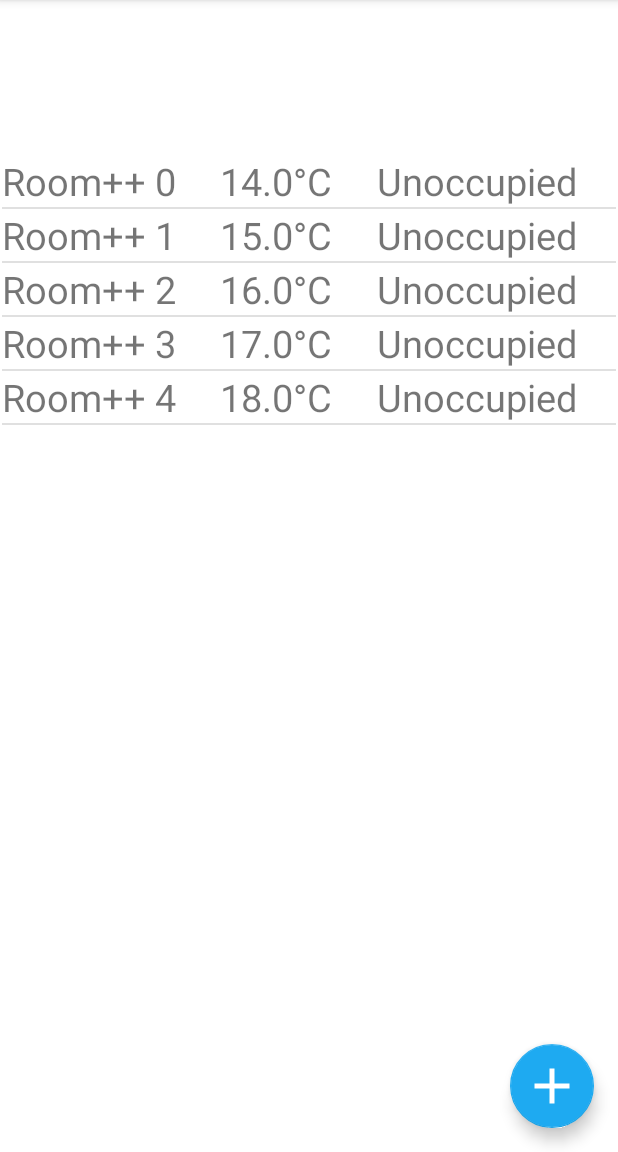
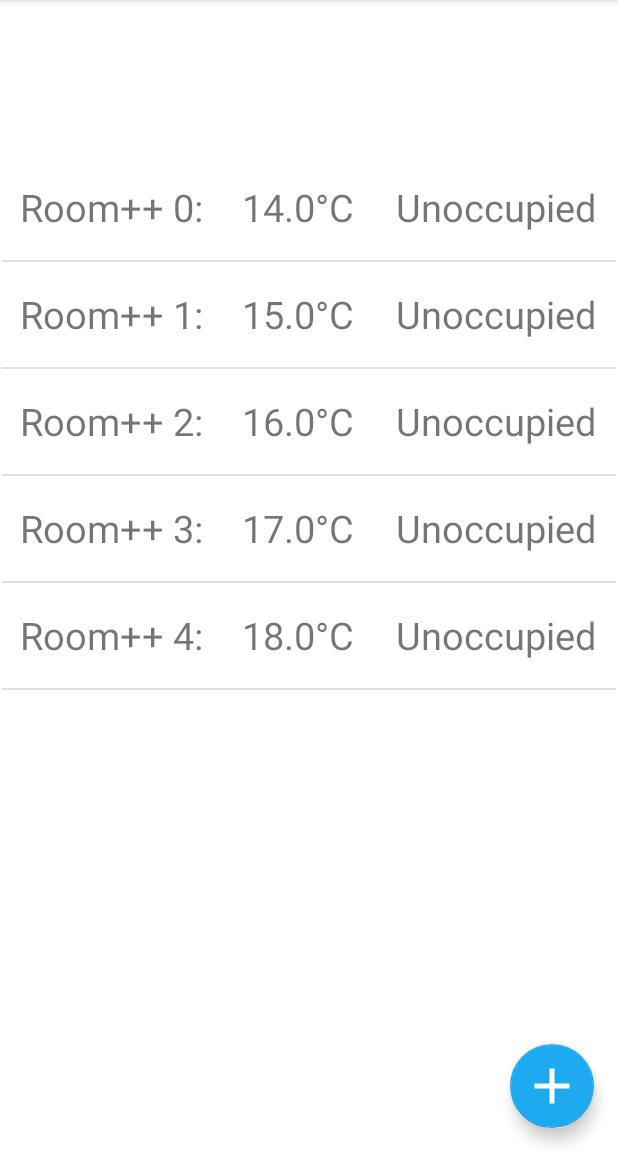
Before and after one commit to SimarjitBilkhuSB/MonitoredRooms, an Android app: the screen it shows after launch (MonitoredRoomsActivity), on a phone screen of 412 x 824 dp, the part 84-1236 px from its top. Run offline under Robolectric (Android 15) with nearby library versions, the phone set to English and light mode, and no system bars; our stand-ins replace navigation-ui.

Commit message:
Changed the minimum height of list item layout text views room_list_item.xml

```diff
--- a/MonitoredRooms/app/src/main/java/com/example/monitoredrooms/ui/home/MonitoredRoomsFragment.java
+++ b/MonitoredRooms/app/src/main/java/com/example/monitoredrooms/ui/home/MonitoredRoomsFragment.java
@@ -178,7 +178,7 @@ public class MonitoredRoomsFragment extends Fragment implements DialogInterface.
 
         //add rooms to list
         for(int i = 0; i < 5; i++){
-            String roomName = "Room++ " + i; //rooms can have 8 characters long names for now
+            String roomName = "Room++ " + i +":"; //rooms can have 8 characters long names for now
             testRoomList.add(new Room(roomName, 14+i, 14-i, 2*14+i, "Unoccupied", 10));
         }
 
--- a/MonitoredRooms/app/src/main/res/layout/room_list_item.xml
+++ b/MonitoredRooms/app/src/main/res/layout/room_list_item.xml
@@ -8,6 +8,13 @@
     <!--Change the guidelines depending on the number of characters allowed for Room names-->
     <!--Also determine what the rooms status will be: Unoccupied or Free | Occupied or In Use-->
     <!--This could help save characters for the room names-->
+
+    <androidx.constraintlayout.widget.Guideline
+        android:id="@+id/item_guideline4"
+        android:layout_width="wrap_content"
+        android:layout_height="wrap_content"
+        android:orientation="horizontal"
+        app:layout_constraintGuide_percent="0.10"/>
 
     <androidx.constraintlayout.widget.Guideline
         android:id="@+id/item_guideline1"
@@ -34,8 +41,11 @@
         android:id="@+id/item_textview1"
         android:layout_width="0dp"
         android:layout_height="wrap_content"
+        android:gravity="center"
         android:text="@string/room_info1"
+        android:textAlignment="gravity"
         android:textSize="25sp"
+        android:minHeight="70dp"
         app:layout_constraintEnd_toStartOf="@+id/item_guideline1"
         app:layout_constraintStart_toStartOf="parent"
         app:layout_constraintTop_toTopOf="parent" />
@@ -44,8 +54,11 @@
         android:id="@+id/item_textview2"
         android:layout_width="0dp"
         android:layout_height="wrap_content"
+        android:gravity="center"
         android:text="@string/room_info2"
+        android:textAlignment="gravity"
         android:textSize="25sp"
+        android:minHeight="70dp"
         app:layout_constraintEnd_toStartOf="@+id/item_guideline2"
         app:layout_constraintStart_toStartOf="@+id/item_guideline1"
         app:layout_constraintTop_toTopOf="parent" />
@@ -54,8 +67,11 @@
         android:id="@+id/item_textview3"
         android:layout_width="0dp"
         android:layout_height="wrap_content"
+        android:gravity="center"
         android:text="@string/room_info3"
+        android:textAlignment="gravity"
         android:textSize="25sp"
+        android:minHeight="70dp"
         app:layout_constraintEnd_toStartOf="@+id/item_guideline3"
         app:layout_constraintStart_toStartOf="@+id/item_guideline2"
         app:layout_constraintTop_toTopOf="parent" />
```
